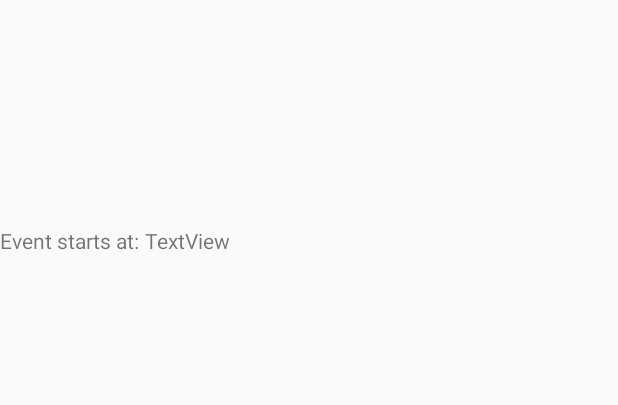
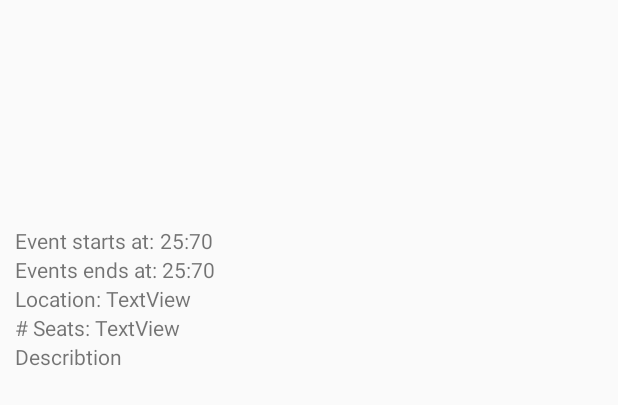
Before and after one commit to Branch-Master/EventsterApp, an Android app: the layout event_card.xml on its own in the app's theme, with its tools: preview values and no code run, on a phone screen of 412 x 824 dp. Shown: the top 405 px of the screen. Run offline under Robolectric (Android 15) with nearby library versions, the phone set to English and light mode, and no system bars.

Commit message:
Breytti EventCard, á eftir að laga group og user

```diff
--- a/app/src/main/res/layout/event_card.xml
+++ b/app/src/main/res/layout/event_card.xml
@@ -1,10 +1,12 @@
 <?xml version="1.0" encoding="utf-8"?>
 <LinearLayout xmlns:android="http://schemas.android.com/apk/res/android"
-    android:id="@+id/cv"
+    android:id="@+id/event_cv"
     android:layout_width="match_parent"
     android:layout_height="wrap_content"
     android:layout_marginTop="10dp"
     android:layout_marginBottom="10dp"
+    android:layout_marginLeft="10dp"
+    android:layout_marginRight="10dp"
     android:baselineAligned="false"
 
     android:clickable="false"
@@ -14,8 +16,7 @@
         android:id="@+id/card_img"
         android:layout_width="match_parent"
         android:layout_height="100dp"
-        android:layout_marginLeft="10dp"
-        android:layout_marginRight="10dp"
+
 
         />
 
@@ -23,34 +24,88 @@
         android:id="@+id/event_name"
         android:layout_width="match_parent"
         android:layout_height="wrap_content"
-        android:layout_marginLeft="10dp"
-        android:layout_marginRight="10dp"
         android:textSize="30sp" />
+
+    <TableRow
+        android:layout_width="match_parent"
+        android:layout_height="match_parent"
+        >
+
+        <TextView
+            android:id="@+id/event_start_label"
+            android:layout_width="wrap_content"
+            android:layout_height="wrap_content"
+            android:text="Event starts at: " />
+
+        <TextView
+            android:id="@+id/event_starts"
+            android:layout_width="match_parent"
+            android:layout_height="wrap_content"
+            android:text="25:70" />
+    </TableRow>
 
     <TableRow
         android:layout_width="match_parent"
         android:layout_height="match_parent" >
 
         <TextView
-            android:id="@+id/textView3"
+            android:id="@+id/event_end_label"
+            android:layout_width="98dp"
+            android:layout_height="wrap_content"
+            android:text="Events ends at:" />
+
+        <TextView
+            android:id="@+id/event_ends"
+            android:layout_width="match_parent"
+            android:layout_height="wrap_content"
+            android:text="25:70" />
+    </TableRow>
+
+    <TableRow
+        android:layout_width="match_parent"
+        android:layout_height="match_parent">
+
+        <TextView
+            android:id="@+id/event_loc_label"
             android:layout_width="wrap_content"
             android:layout_height="wrap_content"
-            android:text="Event starts at: " />
+            android:text="Location: " />
 
         <TextView
-            android:id="@+id/textView4"
-            android:layout_width="match_parent"
+            android:id="@+id/event_location"
+            android:layout_width="wrap_content"
             android:layout_height="wrap_content"
             android:text="TextView" />
     </TableRow>
+
+    <TableRow
+        android:layout_width="match_parent"
+        android:layout_height="match_parent" >
+
+        <TextView
+            android:id="@+id/event_seats_label"
+            android:layout_width="wrap_content"
+            android:layout_height="wrap_content"
+            android:text="# Seats: " />
+
+        <TextView
+            android:id="@+id/event_nr_steats"
+            android:layout_width="wrap_content"
+            android:layout_height="wrap_content"
+            android:text="TextView" />
+    </TableRow>
+
+    <TextView
+        android:id="@+id/describtion_label"
+        android:layout_width="match_parent"
+        android:layout_height="wrap_content"
+        android:text="Describtion" />
 
     <TextView
         android:id="@+id/event_info"
         android:layout_width="match_parent"
         android:layout_height="wrap_content"
         android:layout_below="@+id/event_name"
-        android:layout_marginLeft="10dp"
-        android:layout_marginRight="10dp"
         android:layout_marginBottom="10dp"
 
         />
```
Also changed, not shown: app/src/main/java/com/example/eventsterapp/Adapters/RVEventCardAdapter.java (+37 -6 lines), app/src/main/java/com/example/eventsterapp/Adapters/RVGroupCardAdapter.java (added, +65 -0 lines), app/src/main/java/com/example/eventsterapp/Adapters/RVUserCardAdapter.java (added, +65 -0 lines), app/src/main/java/com/example/eventsterapp/ui/MainActivity.java (+10 -9 lines), app/src/main/java/com/example/eventsterapp/Adapters/RVAdapter.java (line endings or trailing spaces).
